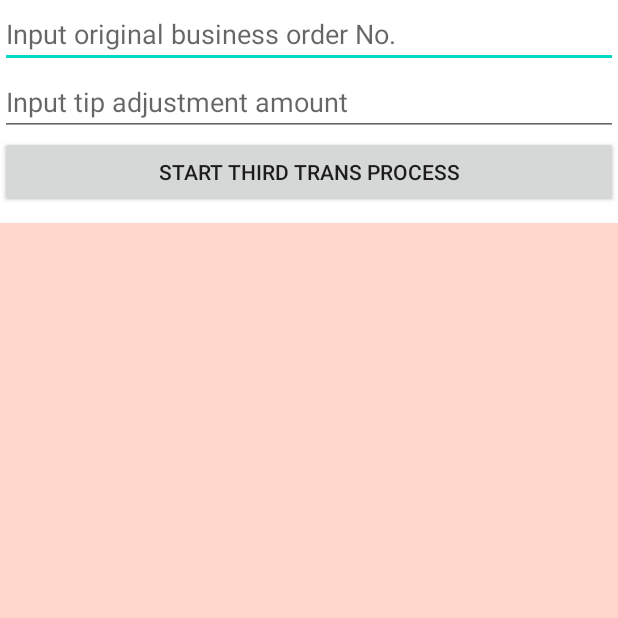
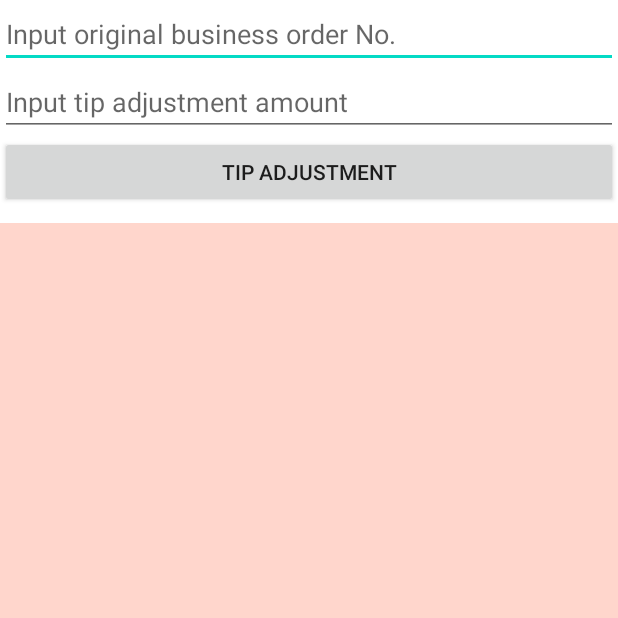
Before and after one commit to codepay-us/codepay-regsiter-same-terminal-integration-demo, an Android app: the TipAdjustmentActivity screen opened directly, with no data from a screen before it, on a phone screen of 412 x 824 dp, the top half of it. Run offline under Robolectric (Android 15) with nearby library versions, the phone set to English and light mode, and no system bars.

Commit message:
update: TipAdjustmentActivity

```diff
--- a/app/src/main/java/com/example/invoke/trans/BatchCloseActivity.kt
+++ b/app/src/main/java/com/example/invoke/trans/BatchCloseActivity.kt
@@ -1,5 +1,6 @@
 package com.example.invoke.trans
 
+import android.R.attr
 import android.app.Activity
 import android.content.Context
 import android.content.Intent
@@ -9,12 +10,10 @@ import android.view.View
 import com.example.invoke.R
 import com.example.invoke.constant.InvokeConstant
 import com.example.invoke.constant.InvokeConstant.ECR_HUB_TOPIC_BATCH_CLOSE
-import com.example.invoke.utils.DateUtil
 import kotlinx.android.synthetic.main.activity_sale.et_amount
 import kotlinx.android.synthetic.main.activity_sale.tv_result
 import kotlinx.android.synthetic.main.amount_layout.btn_start_trans
-import org.json.JSONException
-import org.json.JSONObject
+
 
 class BatchCloseActivity : Activity(), View.OnClickListener {
 
--- a/app/src/main/res/layout/activity_tip_adjustment.xml
+++ b/app/src/main/res/layout/activity_tip_adjustment.xml
@@ -28,7 +28,7 @@
             android:layout_width="0dp"
             android:layout_height="wrap_content"
             android:layout_weight="1"
-            android:text="@string/start_trans" />
+            android:text="@string/main_tip_adjustment" />
     </LinearLayout>
 
     <TextView
```
Also changed, not shown: app/src/main/java/com/example/invoke/trans/TipAdjustmentActivity.kt (+9 -11 lines).
